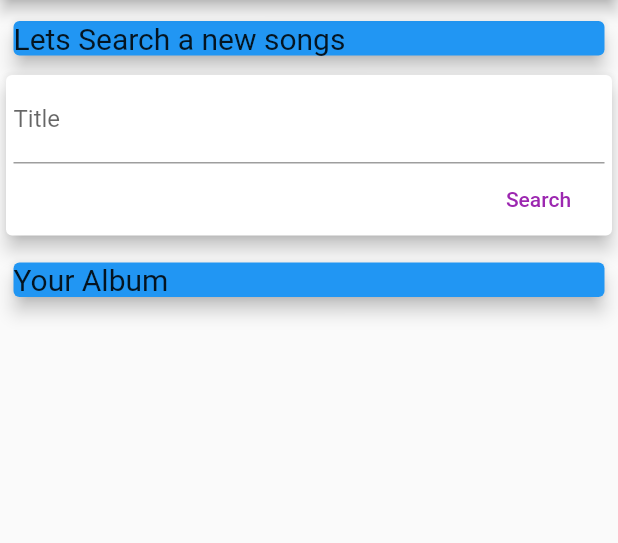
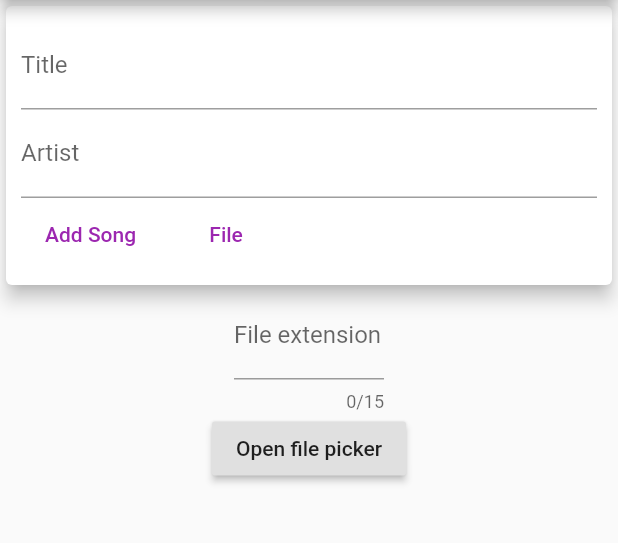
Before and after one commit to HWAD/sing-off, a Flutter app: the screen it shows after launch, on a phone screen of 412 x 824 dp, the part 84-627 px from its top. Run offline on Flutter 3.47's test engine with Material 2 defaults, Android fonts, the phone set to English and light mode, and no system bars; our stand-ins replace file_picker, firebase_database, firebase_storage; missing offline and left inert: flutter_sound; accounts and stored records are empty.

Commit message:
for Takashi one commit

```diff
--- /dev/null
+++ b/lib/_filepicker.dart
@@ -0,0 +1,233 @@
+import 'package:flutter/material.dart';
+import 'dart:io';
+import 'dart:convert';
+import 'package:http/http.dart' as http;
+import 'package:flutter/services.dart';
+import 'package:file_picker/file_picker.dart';
+import 'package:firebase_storage/firebase_storage.dart';
+import 'package:flutterkaraoke/model_song.dart';
+import "./_model.dart";
+import "package:flutterkaraoke/_menu.dart";
+
+class FilePickerDemo extends StatefulWidget {
+  @override
+  _FilePickerDemoState createState() => new _FilePickerDemoState();
+}
+
+class _FilePickerDemoState extends State<FilePickerDemo> {
+  String titleInput;
+  String artistInput;
+  String _fileName;
+  String _path;
+  Map<String, String> _paths;
+  String _extension = '.m4a';
+  bool _loadingPath = false;
+  bool _multiPick = false;
+  bool _hasValidMime = false;
+  FileType _pickingType = FileType.CUSTOM;
+  TextEditingController _controller = new TextEditingController();
+
+  @override
+  void initState() {
+    super.initState();
+    _controller.addListener(() => _extension = _controller.text);
+  }
+
+  void _openFileExplorer() async {
+    if (_pickingType != FileType.CUSTOM || _hasValidMime) {
+      setState(() => _loadingPath = true);
+      try {
+        if (_multiPick) {
+          _path = null;
+          _paths = await FilePicker.getMultiFilePath(
+              type: _pickingType, fileExtension: _extension);
+        } else {
+          _paths = null;
+          _path = await FilePicker.getFilePath(
+              type: _pickingType, fileExtension: _extension);
+        }
+      } on PlatformException catch (e) {
+        print("Unsupported operation" + e.toString());
+      }
+      if (!mounted) return;
+      setState(() {
+        _loadingPath = false;
+        _fileName = _path != null
+            ? _path.split('/').last
+            : _paths != null ? _paths.keys.toString() : '...';
+      });
+    }
+  }
+
+  void addSong(Map<String, dynamic>upload) {
+    print(upload);
+    // FirebaseDataClass song
+    const url = 'https://flutterkaraoke.firebaseio.com/songs.json';
+    http.post(url, body: json.encode(upload)).then((response) {
+      print('posted');
+    });
+  }
+
+  void _megaUpload() async {
+    //wait for download url
+    String url = await uploadAudio(_path, titleInput);
+    //create a new instance of Model Song
+    ModelSong uploadObject = ModelSong(
+      title: titleInput,
+      artist: artistInput,
+      downloadURL: url,
+      image: '',
+      score: 100,
+      isFavorite: false,
+    );
+    print(uploadObject.toJson());
+    Map<String, dynamic> uploadJSON = uploadObject.toJson();
+    addSong(uploadJSON);
+  }
+
+  final StorageReference storageReference = FirebaseStorage().ref();
+
+  Future<String> uploadAudio(String path, String audioFileName) async {
+    if (audioFileName == null) {
+      throw ("Error, no filename provided");
+    }
+
+    File audioFile = File(path);
+    // }
+    StorageUploadTask ref = storageReference
+        .child("audioFiles/" + audioFileName + ".m4a")
+        .putFile(audioFile);
+    String location = await (await ref.onComplete).ref.getDownloadURL();
+    return location;
+  }
+
+  @override
+  Widget build(BuildContext context) {
+    return Column(children: <Widget>[
+      Column(
+          // mainAxisAlignment: MainAxisAlignment.start,
+          crossAxisAlignment: CrossAxisAlignment.stretch,
+          children: <Widget>[
+            Card(
+              elevation: 5,
+              child: Container(
+                padding: EdgeInsets.all(10),
+                child: Column(
+                  crossAxisAlignment: CrossAxisAlignment.end,
+                  children: <Widget>[
+                    TextField(
+                      decoration: InputDecoration(labelText: 'Title'),
+                      onChanged: (val) {
+                        titleInput = val;
+                      },
+                    ),
+                    TextField(
+                      decoration: InputDecoration(labelText: 'Artist'),
+                      onChanged: (val) => artistInput = val,
+                    ),
+                    Row(
+                      children: <Widget>[
+                        FlatButton(
+                          child: Text('Add Song'),
+                          textColor: Colors.purple,
+                          onPressed: () {
+                            print(titleInput);
+                            print(artistInput);
+                          },
+                        ),
+                        FlatButton(
+                          child: Text("File"),
+                          textColor: Colors.purple,
+                          onPressed: () {
+                            print('FilePicker button pressed');
+                            _megaUpload();
+                          },
+                        )
+                      ],
+                    )
+                  ],
+                ),
+              ),
+            )
+          ]),
+      Center(
+          child: new Padding(
+        padding: const EdgeInsets.only(left: 10.0, right: 10.0),
+        child: new SingleChildScrollView(
+          child: new Column(
+            children: <Widget>[
+              new ConstrainedBox(
+                constraints: BoxConstraints.tightFor(width: 100.0),
+                child: _pickingType == FileType.CUSTOM
+                    ? new TextFormField(
+                        maxLength: 15,
+                        autovalidate: true,
+                        controller: _controller,
+                        decoration:
+                            InputDecoration(labelText: 'File extension'),
+                        keyboardType: TextInputType.text,
+                        textCapitalization: TextCapitalization.none,
+                        validator: (value) {
+                          RegExp reg = new RegExp(r'[^a-zA-Z0-9]');
+                          if (reg.hasMatch(value)) {
+                            _hasValidMime = false;
+                            return 'Invalid format';
+                          }
+                          _hasValidMime = true;
+                          return null;
+                        },
+                      )
+                    : new Container(),
+              ),
+              new Container(
+                child: new RaisedButton(
+                  onPressed: () => _openFileExplorer(),
+                  child: new Text("Open file picker"),
+                ),
+              ),
+              new Builder(
+                builder: (BuildContext context) => _loadingPath
+                    ? Padding(
+                        padding: const EdgeInsets.only(bottom: 10.0),
+                        child: const CircularProgressIndicator())
+                    : _path != null || _paths != null
+                        ? new Container(
+                            padding: const EdgeInsets.only(bottom: 30.0),
+                            height: MediaQuery.of(context).size.height * 0.50,
+                            child: new Scrollbar(
+                                child: new ListView.separated(
+                              itemCount: _paths != null && _paths.isNotEmpty
+                                  ? _paths.length
+                                  : 1,
+                              itemBuilder: (BuildContext context, int index) {
+                                final bool isMultiPath =
+                                    _paths != null && _paths.isNotEmpty;
+                                final String name = 'File $index: ' +
+                                    (isMultiPath
+                                        ? _paths.keys.toList()[index]
+                                        : _fileName ?? '...');
+                                final path = isMultiPath
+                                    ? _paths.values.toList()[index].toString()
+                                    : _path;
+
+                                return new ListTile(
+                                  title: new Text(
+                                    name,
+                                  ),
+                                  subtitle: new Text(path),
+                                );
+                              },
+                              separatorBuilder:
+                                  (BuildContext context, int index) =>
+                                      new Divider(),
+                            )),
+                          )
+                        : new Container(),
+              ),
+            ],
+          ),
+        ),
+      )),
+    ]);
+  }
+}
--- a/lib/main.dart
+++ b/lib/main.dart
@@ -1,6 +1,8 @@
 import 'package:flutter/material.dart';
 
 import './manager.dart';
+import './_upload.dart';
+import './_filepicker.dart';
 
 void main() => runApp(App());
 
@@ -9,15 +11,15 @@ class App extends StatelessWidget {
   Widget build(BuildContext context) {
     return MaterialApp(
       theme: ThemeData(
-        brightness: Brightness.light,
-        primarySwatch: Colors.deepOrange,
-        accentColor: Colors.deepPurple
-      ),
+          brightness: Brightness.light,
+          primarySwatch: Colors.deepOrange,
+          accentColor: Colors.deepPurple),
       home: Scaffold(
         appBar: AppBar(
           title: Text('Karaoke Mania'),
         ),
-        body: Manager(startingMenu: 'Start Value'),
+        // body: Manager(startingMenu: 'Start Value'),
+        body: FilePickerDemo(),
       ),
     );
   }
--- a/lib/manager.dart
+++ b/lib/manager.dart
@@ -75,7 +75,6 @@ class _Manager extends State<Manager> {
         modelSongList.add(ModelSong(
             title: dynamicList[i]["title"],
             artist: dynamicList[i]["artist"],
-            locatedURL: dynamicList[i]["locatedURL"],
             downloadURL: dynamicList[i]["downloadURL"],
             image: dynamicList[i]["image"],
             score: dynamicList[i]["score"],
--- a/lib/model_song.dart
+++ b/lib/model_song.dart
@@ -1,7 +1,6 @@
 class ModelSong {
   String title;
   String artist;
-  String locatedURL;
   String downloadURL;
   String image;
   int score;
@@ -9,10 +8,19 @@ class ModelSong {
   ModelSong({
     this.title,
     this.artist,
-    this.locatedURL,
     this.downloadURL,
     this.image,
     this.score,
     this.isFavorite,
   });
+  Map<String, dynamic> toJson() =>
+    {
+      'title': title,
+      'artist': artist,
+      'downloadURL': downloadURL,
+      'image': image,
+      'score': score,
+      'isFavorite': isFavorite,
+
+    };
 }
--- a/lib/play_karaoke.dart
+++ b/lib/play_karaoke.dart
@@ -15,7 +15,7 @@ class PlayKaraoke extends StatelessWidget {
 
   final StorageReference storageReference = FirebaseStorage().ref();
 
-  Future<String> _uploadAudio([String audioFileName]) async {
+  Future<String> uploadAudio([String audioFileName, String audioTitle, String artist]) async {
     if (audioFileName == null) {
       audioFileName = "RyoheiRecorded2.m4a";
     }
@@ -43,7 +43,7 @@ class PlayKaraoke extends StatelessWidget {
   Future _stopAudio() async {
     await flutterSound.stopRecorder();
     await flutterSound.stopPlayer();
-    await _uploadAudio();
+    await uploadAudio();
   }
 
   @override
--- a/pubspec.yaml
+++ b/pubspec.yaml
@@ -34,6 +34,9 @@ dependencies:
   firebase_storage: ^3.0.6
   firebase_database: ^3.0.7
   http: ^0.12.0+2
+  file_picker: ^1.4.0+1
+  path_provider: ^1.3.0
+
 dev_dependencies:
   flutter_test:
     sdk: flutter
```
Also changed, not shown: lib/_menu.dart (+3 -21 lines), lib/_upload.dart (added, +76 -0 lines), pubspec.lock.
